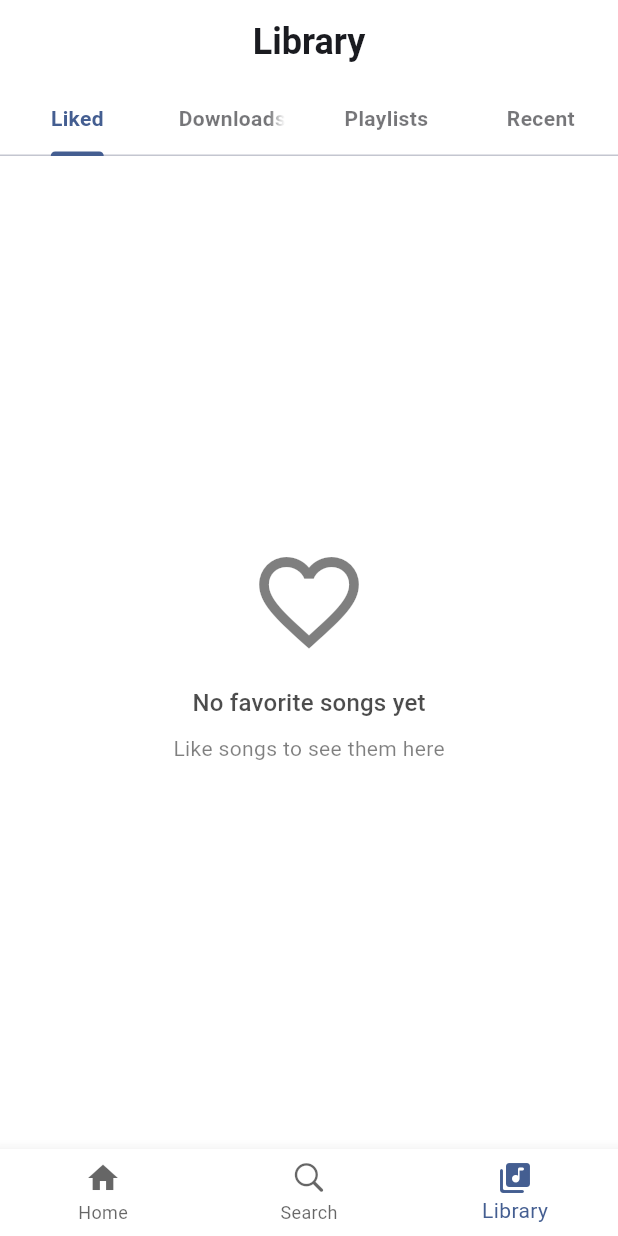
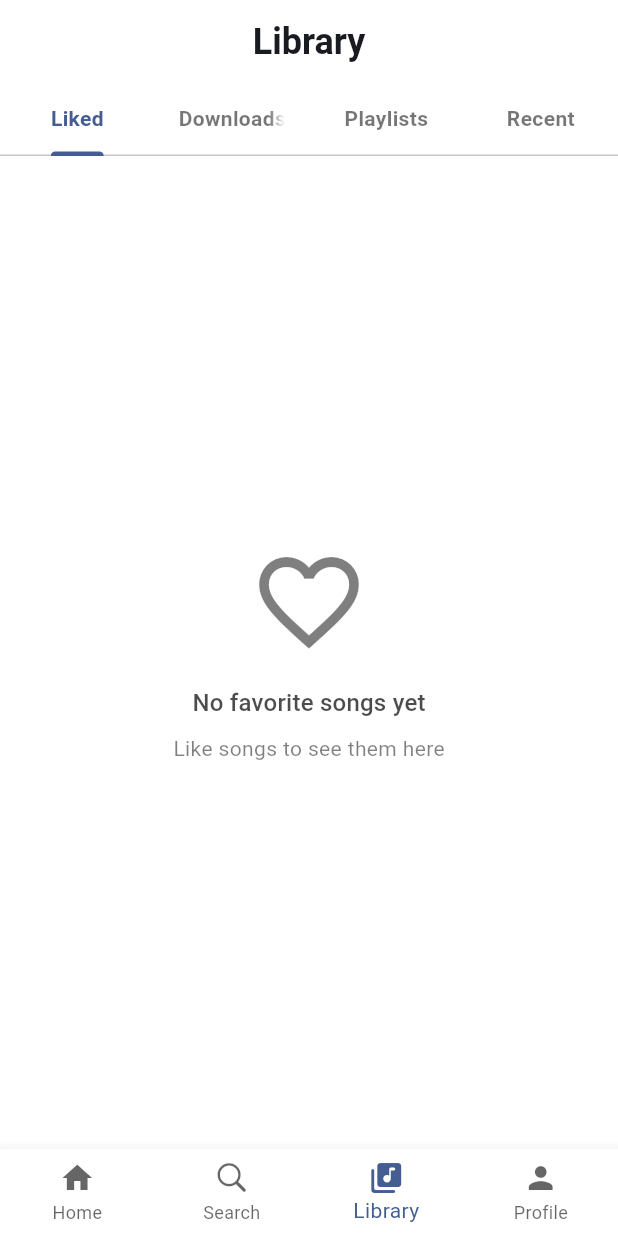
Before and after one commit to Darshan6069/audionyx, a Flutter app: the BottomNavigationBarScreen screen opened directly, item 3 of the bottom bar chosen, on a phone screen of 412 x 824 dp. Run offline on Flutter 3.47's test engine with Material 3 defaults, Android fonts, the phone set to English and light mode, and no system bars; our stand-ins replace cached_network_image, connectivity_plus, device_info_plus, dio, file_picker, firebase_core and 11 more; missing offline and left inert: flutter_downloader, miniplayer; accounts and stored records are empty; network calls fail.

Commit message:
refactor:add_user_profile_in_bottom_navigationbarScreen

```diff
--- a/lib/presentation/bottom_navigation_bar/bottom_navigation_bar_screen.dart
+++ b/lib/presentation/bottom_navigation_bar/bottom_navigation_bar_screen.dart
@@ -1,5 +1,7 @@
+import 'package:audionyx/core/constants/app_strings.dart';
 import 'package:audionyx/presentation/bottom_navigation_bar/library_screen/library_screen.dart';
 import 'package:audionyx/presentation/bottom_navigation_bar/search_screen/song_browser_screen.dart';
+import 'package:audionyx/presentation/bottom_navigation_bar/user_profile_screen/user_profile_screen.dart';
 import 'package:audionyx/presentation/widget/mini_player_widget.dart';
 import 'package:audionyx/repository/bloc/audio_player_bloc_cubit/audio_player_bloc_cubit.dart';
 import 'package:audionyx/repository/bloc/audio_player_bloc_cubit/audio_player_state.dart';
@@ -18,22 +20,49 @@ class BottomNavigationBarScreen extends StatefulWidget {
 
 class _BottomNavigationBarScreenState extends State<BottomNavigationBarScreen> {
   int _currentIndex = 0;
+  String? _userId; // Store userId here
+  bool _isLoadingUserId = true; // Track loading state
 
   // List of screens for navigation
-  final List<Widget> _screens = [
-    const HomeScreen(),
-    const SongBrowserScreen(),
-    const LibraryScreen(),
-  ];
+  late List<Widget> _screens;
+
+  @override
+  void initState() {
+    super.initState();
+    _loadUserId();
+  }
+
+  // Load userId asynchronously
+  Future<void> _loadUserId() async {
+    final userId = await AppStrings.secureStorage.read(key: 'userId');
+    setState(() {
+      _userId = userId;
+      _isLoadingUserId = false;
+      // Initialize screens after userId is loaded
+      _screens = [
+        const HomeScreen(),
+        const SongBrowserScreen(),
+        const LibraryScreen(),
+        UserProfileScreen(userId: _userId ?? ''), // Fallback to empty string if null
+      ];
+    });
+  }
 
   @override
   Widget build(BuildContext context) {
     final ThemeData theme = Theme.of(context);
 
+    // Show a loading indicator while userId is being fetched
+    if (_isLoadingUserId) {
+      return const Scaffold(
+        body: Center(child: CircularProgressIndicator()),
+      );
+    }
+
     return Scaffold(
       body: BlocBuilder<AudioPlayerBlocCubit, AudioPlayerState>(
         builder: (context, state) {
-          return Stack(children: [_screens[_currentIndex], MiniPlayerWidget()]);
+          return Stack(children: [_screens[_currentIndex], const MiniPlayerWidget()]);
         },
       ),
       bottomNavigationBar: BottomNavigationBar(
@@ -65,6 +94,11 @@ class _BottomNavigationBarScreenState extends State<BottomNavigationBarScreen> {
             activeIcon: Icon(Icons.library_music_rounded, color: theme.colorScheme.primary),
             label: 'Library',
           ),
+          BottomNavigationBarItem(
+            icon: Icon(Icons.person, color: theme.iconTheme.color?.withOpacity(0.6)),
+            activeIcon: Icon(Icons.person, color: theme.colorScheme.primary),
+            label: 'Profile',
+          ),
         ],
       ),
     );
--- a/lib/presentation/user_profile_screen/upload_song_screen/add_songs_screen.dart
+++ b/lib/presentation/bottom_navigation_bar/user_profile_screen/upload_song_screen/add_songs_screen.dart
@@ -2,8 +2,10 @@ import 'package:audionyx/presentation/widget/comman_textformfield.dart';
 import 'package:audionyx/repository/bloc/upload_song_bloc_cubit/upload_song_state.dart';
 import 'package:flutter/material.dart';
 import 'package:flutter_bloc/flutter_bloc.dart';
-import '../../../repository/bloc/upload_song_bloc_cubit/upload_song_bloc_cubit.dart';
-import '../../../core/constants/theme_color.dart';
+
+import '../../../../core/constants/theme_color.dart';
+import '../../../../repository/bloc/upload_song_bloc_cubit/upload_song_bloc_cubit.dart';
+
 
 class AddSongsScreen extends StatefulWidget {
   const AddSongsScreen({super.key});
--- a/lib/repository/service/song_service/playlist_service/playlist_service.dart
+++ b/lib/repository/service/song_service/playlist_service/playlist_service.dart
@@ -13,6 +13,7 @@ class PlaylistService {
     final userId = await _storage.read(key: 'userId');
     return userId;
   }
+
 
   Future<List<dynamic>> fetchUserPlaylists() async {
     try {
@@ -72,10 +73,7 @@ class PlaylistService {
     }
   }
 
-  Future<Map<String, dynamic>> addSongToPlaylist(
-      String playlistId,
-      String songId,
-      ) async {
+  Future<Map<String, dynamic>> addSongToPlaylist(String playlistId, String songId) async {
     try {
       final response = await _apiService.post(
         'playlists/add-song',
```
Also changed, not shown: lib/presentation/bottom_navigation_bar/home_screen/widget/header.dart (+0 -26 lines), lib/presentation/bottom_navigation_bar/user_profile_screen/user_profile_screen.dart (renamed from lib/presentation/user_profile_screen/user_profile_screen.dart, +4 -3 lines), lib/presentation/bottom_navigation_bar/user_profile_screen/profile_picture.dart (renamed from lib/presentation/user_profile_screen/profile_picture.dart).
